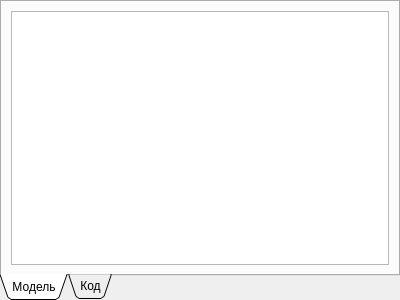
The window that document.ui (alekseyl1992/qmb) describes before a commit, drawn with Qt 5.
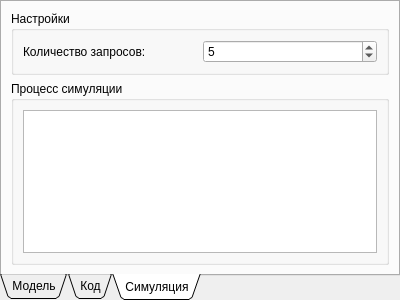
The same window after the commit. The open tabs and pages were chosen to show the change.

Commit message: Добавил вкладку для настройки и процесса симуляции. Добавил класс SimulationLog. Записывать так: sLog << "some value: " << value; Для использования нужно подключить simulationlog.h

Patch:
```diff
--- a/document.ui
+++ b/document.ui
@@ -48,6 +48,73 @@
        </item>
       </layout>
      </widget>
+     <widget class="QWidget" name="simulationTab">
+      <attribute name="title">
+       <string>Симуляция</string>
+      </attribute>
+      <layout class="QGridLayout" name="gridLayout_5">
+       <item row="0" column="0">
+        <widget class="QGroupBox" name="optionsGroup">
+         <property name="sizePolicy">
+          <sizepolicy hsizetype="Expanding" vsizetype="Expanding">
+           <horstretch>0</horstretch>
+           <verstretch>0</verstretch>
+          </sizepolicy>
+         </property>
+         <property name="title">
+          <string>Настройки</string>
+         </property>
+         <layout class="QGridLayout" name="gridLayout_4">
+          <item row="0" column="0">
+           <widget class="QLabel" name="label">
+            <property name="text">
+             <string>Количество запросов:</string>
+            </property>
+           </widget>
+          </item>
+          <item row="0" column="1">
+           <widget class="QSpinBox" name="requestCount">
+            <property name="maximum">
+             <number>1000</number>
+            </property>
+            <property name="value">
+             <number>5</number>
+            </property>
+           </widget>
+          </item>
+         </layout>
+        </widget>
+       </item>
+       <item row="1" column="0">
+        <widget class="QGroupBox" name="simultationLogGroup">
+         <property name="sizePolicy">
+          <sizepolicy hsizetype="Expanding" vsizetype="Expanding">
+           <horstretch>0</horstretch>
+           <verstretch>0</verstretch>
+          </sizepolicy>
+         </property>
+         <property name="title">
+          <string>Процесс симуляции</string>
+         </property>
+         <layout class="QVBoxLayout" name="verticalLayout">
+          <item>
+           <widget class="QTextEdit" name="simulationLog">
+            <property name="sizePolicy">
+             <sizepolicy hsizetype="Expanding" vsizetype="Expanding">
+              <horstretch>0</horstretch>
+              <verstretch>0</verstretch>
+             </sizepolicy>
+            </property>
+            <property name="textInteractionFlags">
+             <set>Qt::TextSelectableByKeyboard|Qt::TextSelectableByMouse</set>
+            </property>
+           </widget>
+          </item>
+         </layout>
+        </widget>
+       </item>
+      </layout>
+     </widget>
     </widget>
    </item>
   </layout>
```
The commit also changes 5 other files.
